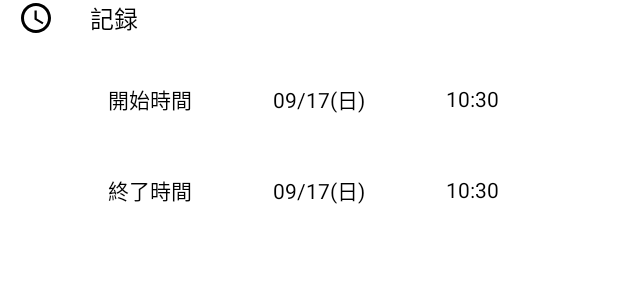
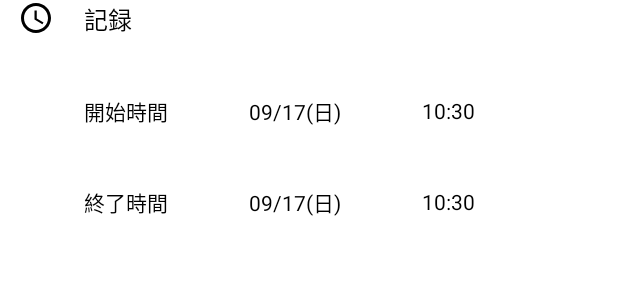
Before and after one commit to matsuurayuki1219/make-habit-app-android, an Android app built with Jetpack Compose: the @Preview function ScheduleItemPreview, on a phone screen of 412 x 824 dp. Shown: the top 300 px of the screen. Run offline under Robolectric (Android 15) with nearby library versions, the phone set to English and light mode, and no system bars; our stand-ins replace constraintlayout-compose.

Commit message:
chore: adjust padding.

```diff
--- a/app/src/main/java/jp/matsuura/makehabit/androidapp/ui/timer_result/components/ScheduleItem.kt
+++ b/app/src/main/java/jp/matsuura/makehabit/androidapp/ui/timer_result/components/ScheduleItem.kt
@@ -41,18 +41,23 @@ fun ScheduleItem(
         )
 
         Text(
-            modifier = Modifier.constrainAs(title) {
-                top.linkTo(icon.top)
-                start.linkTo(icon.end, margin = 24.dp)
-                bottom.linkTo(icon.bottom)
-            }, text = stringResource(id = R.string.timer_result_schedule_title), fontSize = 16.sp
+            modifier = Modifier
+                .constrainAs(title) {
+                    top.linkTo(icon.top)
+                    start.linkTo(icon.end, margin = 8.dp)
+                    bottom.linkTo(icon.bottom)
+                }
+                .padding(horizontal = 12.dp, vertical = 8.dp),
+            text = stringResource(id = R.string.timer_result_schedule_title),
+            fontSize = 16.sp
         )
 
         Text(
-            modifier = Modifier.constrainAs(startTitle) {
-                top.linkTo(title.bottom, margin = 24.dp)
-                start.linkTo(title.start)
-            }
+            modifier = Modifier
+                .constrainAs(startTitle) {
+                    top.linkTo(title.bottom, margin = 24.dp)
+                    start.linkTo(title.start)
+                }
                 .padding(horizontal = 12.dp, vertical = 8.dp),
             text = stringResource(id = R.string.timer_result_schedule_start_title),
             fontSize = 14.sp
```
